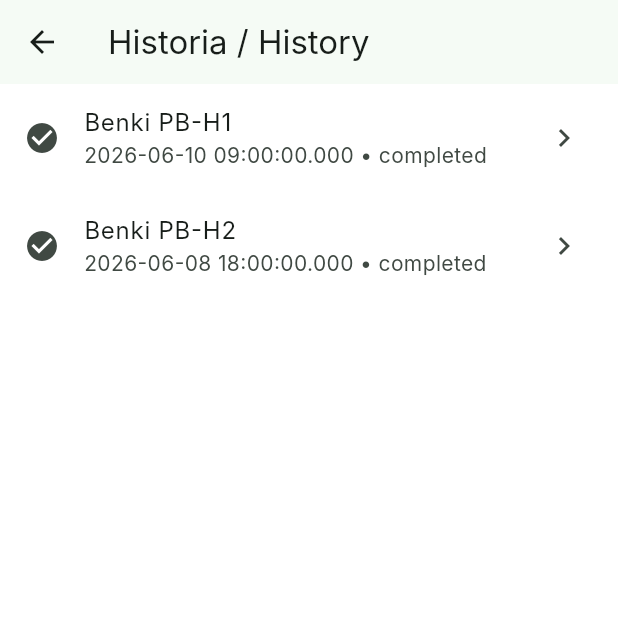
After one commit to Peter-Ulm/shared_powerbank_app, a Flutter app: the HistoryScreen screen opened directly, on a phone screen of 412 x 824 dp, the top half of it. The commit adds this screen. Run offline on Flutter 3.47's test engine with Material 3 defaults, Android fonts, the phone set to English and light mode, and no system bars; our stand-ins replace dio, flutter_map, flutter_riverpod, flutter_secure_storage, freezed_annotation, go_router and 2 more; missing offline and left inert: mobile_scanner; accounts and stored records are empty; Roboto replaces fonts that are missing (Inter).

Commit message:
feat: add History and Receipt screens with seeded mock history

```diff
--- /dev/null
+++ b/app/lib/features/history/presentation/history_controller.dart
@@ -0,0 +1,10 @@
+import 'package:flutter_riverpod/flutter_riverpod.dart';
+import '../../../core/providers.dart';
+import '../../../domain/models/rental.dart';
+
+/// All rentals (active + past), newest first.
+final historyProvider = FutureProvider<List<Rental>>((ref) async {
+  final list = await ref.read(rentalsRepositoryProvider).list();
+  final sorted = [...list]..sort((a, b) => b.startedAt.compareTo(a.startedAt));
+  return sorted;
+});
--- /dev/null
+++ b/app/lib/features/history/presentation/history_screen.dart
@@ -0,0 +1,52 @@
+import 'package:flutter/material.dart';
+import 'package:flutter_riverpod/flutter_riverpod.dart';
+import 'package:go_router/go_router.dart';
+import '../../../domain/models/rental.dart';
+import 'history_controller.dart';
+
+class HistoryScreen extends ConsumerWidget {
+  const HistoryScreen({super.key});
+
+  @override
+  Widget build(BuildContext context, WidgetRef ref) {
+    final async = ref.watch(historyProvider);
+    return Scaffold(
+      appBar: AppBar(title: const Text('Historia / History')),
+      body: async.when(
+        loading: () => const Center(child: CircularProgressIndicator()),
+        error: (e, _) => const Center(child: Text('Hitilafu / Error')),
+        data: (rentals) => rentals.isEmpty
+            ? const Center(child: Text('Hakuna historia / No history'))
+            : ListView.builder(
+                itemCount: rentals.length,
+                itemBuilder: (_, i) {
+                  final r = rentals[i];
+                  return ListTile(
+                    leading: Icon(_statusIcon(r.status)),
+                    title: Text('Benki ${r.powerbankId}'),
+                    subtitle: Text('${r.startedAt.toLocal()} • ${r.status.name}'),
+                    trailing: const Icon(Icons.chevron_right),
+                    onTap: () => context.push('/receipt/${r.id}'),
+                  );
+                },
+              ),
+      ),
+    );
+  }
+
+  IconData _statusIcon(RentalStatus s) {
+    switch (s) {
+      case RentalStatus.completed:
+        return Icons.check_circle;
+      case RentalStatus.active:
+        return Icons.bolt;
+      case RentalStatus.overdue:
+        return Icons.timelapse;
+      case RentalStatus.lost:
+        return Icons.report;
+      case RentalStatus.disputed:
+      case RentalStatus.closedByAdmin:
+        return Icons.info;
+    }
+  }
+}
--- a/app/lib/mock/fixtures.dart
+++ b/app/lib/mock/fixtures.dart
@@ -1,4 +1,5 @@
 import '../domain/models/cabinet.dart';
+import '../domain/models/rental.dart';
 
 const kUnitPriceTzs = 1000;
 
@@ -19,3 +20,16 @@ final mockCabinets = <Cabinet>[
     distanceMeters: 1500, unitPriceTzs: kUnitPriceTzs,
   ),
 ];
+
+final mockHistoryRentals = <Rental>[
+  Rental(
+    id: 'H1', powerbankId: 'PB-H1', status: RentalStatus.completed,
+    startedAt: DateTime(2026, 6, 10, 9), dueAt: DateTime(2026, 6, 10, 14),
+    returnedAt: DateTime(2026, 6, 10, 11, 30), cabinetOutId: 'CAB001',
+  ),
+  Rental(
+    id: 'H2', powerbankId: 'PB-H2', status: RentalStatus.completed,
+    startedAt: DateTime(2026, 6, 8, 18), dueAt: DateTime(2026, 6, 8, 23),
+    returnedAt: DateTime(2026, 6, 8, 22), cabinetOutId: 'CAB002', overageTzs: 0,
+  ),
+];
--- a/app/lib/mock/mock_repositories.dart
+++ b/app/lib/mock/mock_repositories.dart
@@ -47,8 +47,10 @@ class MockRentalsRepository implements RentalsRepository {
   final ScenarioEngine _engine;
 
   @override
-  Future<List<Rental>> list({RentalStatus? status}) async =>
-      _engine.rentals.where((r) => status == null || r.status == status).toList();
+  Future<List<Rental>> list({RentalStatus? status}) async {
+    final all = [..._engine.rentals, ...mockHistoryRentals];
+    return all.where((r) => status == null || r.status == status).toList();
+  }
   @override
   Future<Rental> byId(String id) async => _engine.rentals.firstWhere((r) => r.id == id);
   @override
```
Also changed, not shown: app/lib/features/history/presentation/receipt_screen.dart (added, +55 -0 lines), 1 other file.
